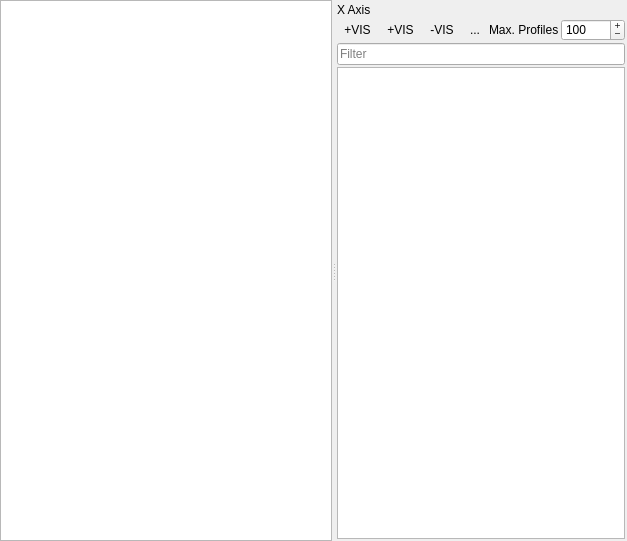
EnMAP-Box/qgispluginsupport, file qps/speclib/ui/spectrallibraryplotwidget.ui: the form before one commit.
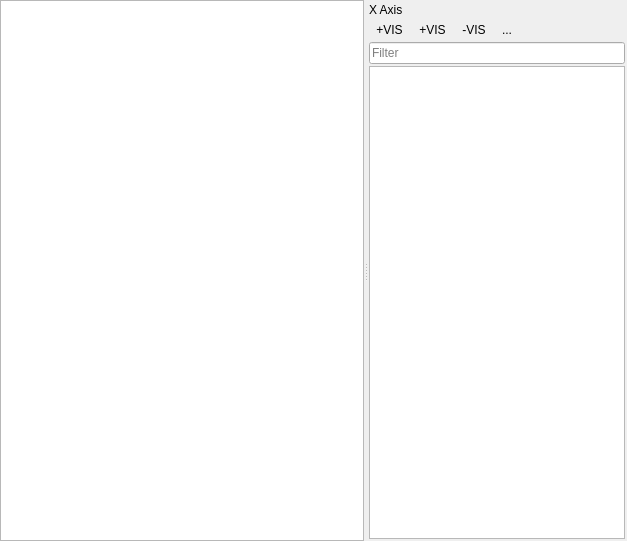
The form after the commit. Icons and pictures are not drawn. Custom widgets are drawn as their Qt base class.

Commit message: moved max profiles spinbox to general settings

Patch:
```diff
--- a/qps/speclib/ui/spectrallibraryplotwidget.ui
+++ b/qps/speclib/ui/spectrallibraryplotwidget.ui
@@ -164,50 +164,6 @@
            </property>
           </widget>
          </item>
-         <item>
-          <widget class="QLabel" name="labelMaxProfiles">
-           <property name="text">
-            <string>Max. Profiles</string>
-           </property>
-          </widget>
-         </item>
-         <item>
-          <widget class="QSpinBox" name="sbMaxProfiles">
-           <property name="readOnly">
-            <bool>false</bool>
-           </property>
-           <property name="buttonSymbols">
-            <enum>QAbstractSpinBox::PlusMinus</enum>
-           </property>
-           <property name="accelerated">
-            <bool>false</bool>
-           </property>
-           <property name="correctionMode">
-            <enum>QAbstractSpinBox::CorrectToNearestValue</enum>
-           </property>
-           <property name="showGroupSeparator" stdset="0">
-            <bool>true</bool>
-           </property>
-           <property name="suffix">
-            <string/>
-           </property>
-           <property name="prefix">
-            <string/>
-           </property>
-           <property name="maximum">
-            <number>32000</number>
-           </property>
-           <property name="singleStep">
-            <number>100</number>
-           </property>
-           <property name="stepType">
-            <enum>QAbstractSpinBox::DefaultStepType</enum>
-           </property>
-           <property name="value">
-            <number>100</number>
-           </property>
-          </widget>
-         </item>
          <item>
           <spacer name="horizontalSpacer_2">
            <property name="orientation">
```
The commit also changes 2 other files.
